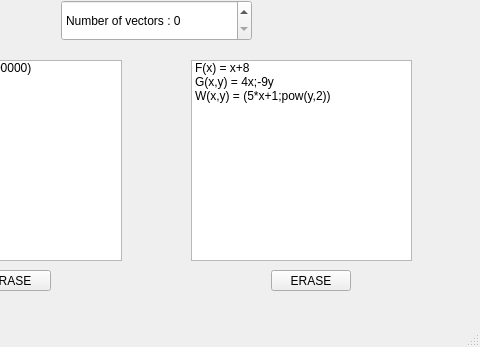
This is Affichage/mainwindow.ui in Samy206/Evaluation_vectorielle as Qt 5 draws it before an edit; both pictures show x 159 to 639 and y 150 to 497 of the 639 by 497 pixel window. The edited form follows.
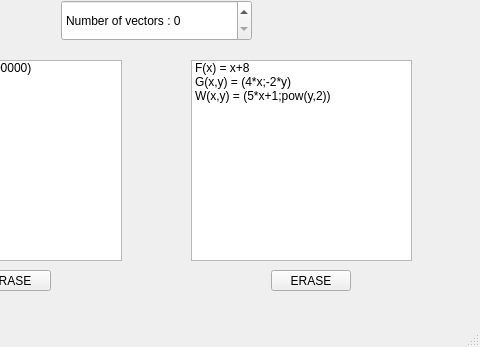
This is the edited form.

Diff of the .ui file:
```diff
--- a/Affichage/mainwindow.ui
+++ b/Affichage/mainwindow.ui
@@ -58,7 +58,7 @@
     </item>
     <item>
      <property name="text">
-      <string>G(x,y) = 4x;-9y</string>
+      <string>G(x,y) = (4*x;-2*y)</string>
      </property>
     </item>
     <item>
```
